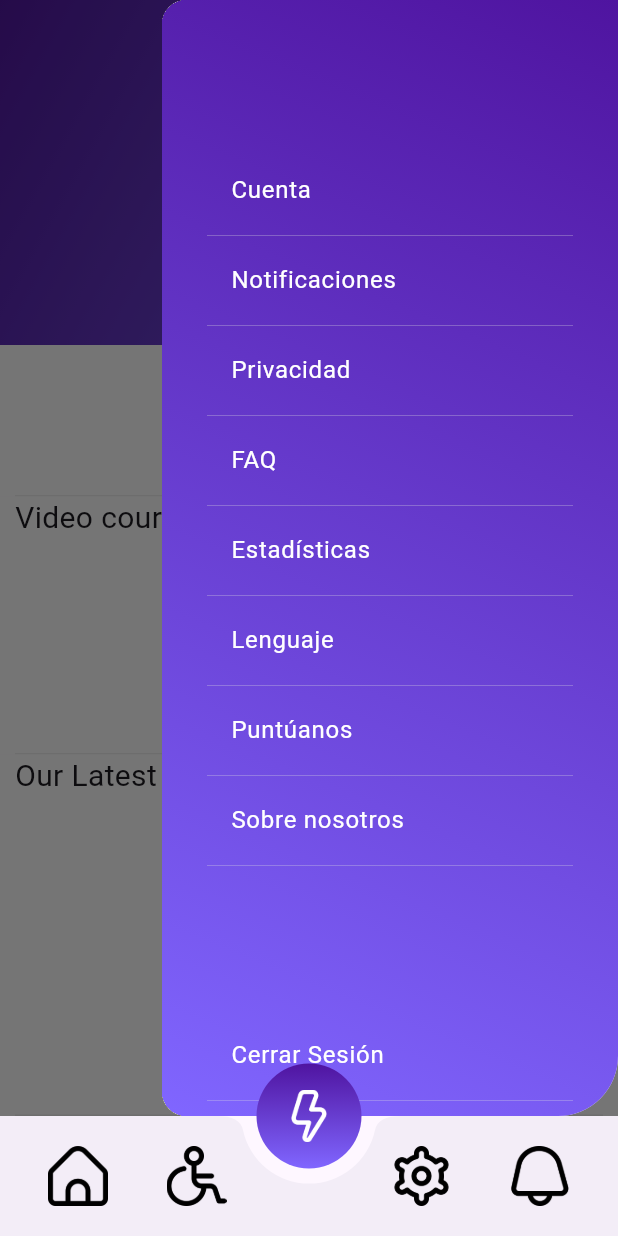
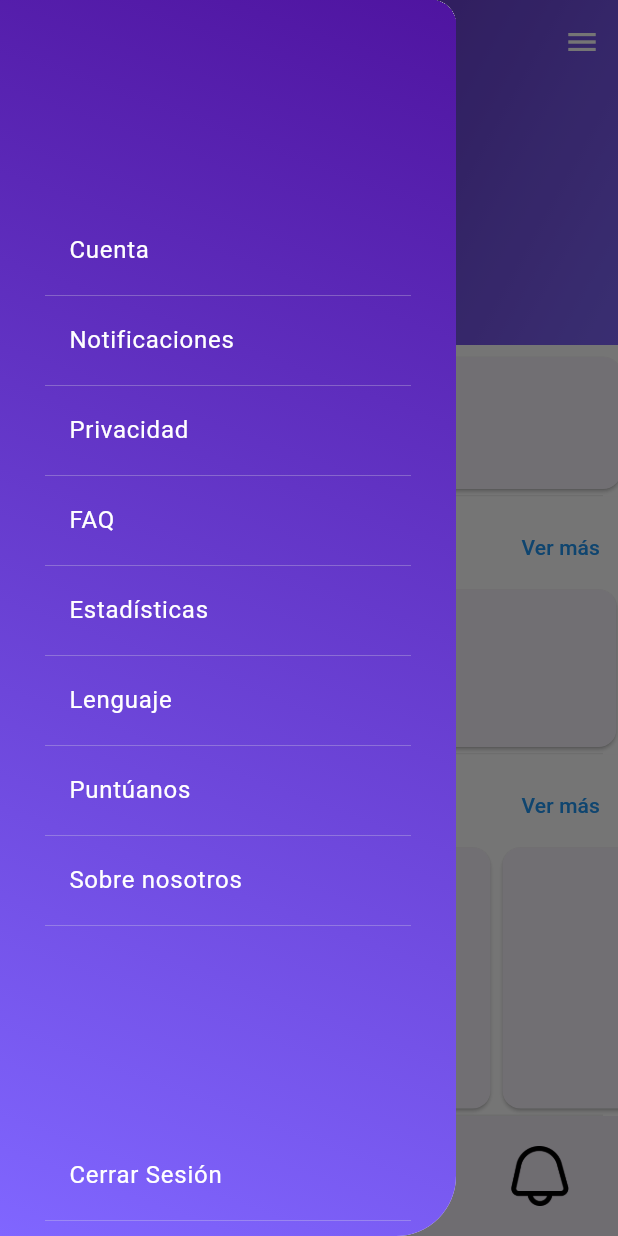
Before and after one commit to Japg01/Frontend-Alfa, a Flutter app: the screen it shows after launch, scrolled down 263 dp, after a tap on the "menu" icon, on a phone screen of 412 x 824 dp. Run offline on Flutter 3.47's test engine with Material 3 defaults, Android fonts, the phone set to English and light mode, and no system bars.

```diff
--- a/lib/presentation/homescreen.dart
+++ b/lib/presentation/homescreen.dart
@@ -9,10 +9,7 @@ class HomeScreen extends StatelessWidget {
 
   @override
   Widget build(BuildContext context) {
-    return Stack(
-      children: [
-        MiScaffold(
-          body: Scaffold(
+    return Scaffold(
       key: _scaffoldKey,
       appBar: PreferredSize(
         preferredSize: const Size.fromHeight(230),
@@ -57,11 +54,10 @@ class HomeScreen extends StatelessWidget {
               IconButton(
                 icon: const Icon(Icons.menu, color: Colors.white),
                 onPressed: () {
-                        if (_scaffoldKey.currentState?.isEndDrawerOpen ??
-                            false) {
-                          _scaffoldKey.currentState?.openEndDrawer();
+                  if (_scaffoldKey.currentState?.isDrawerOpen ?? false) {
+                    _scaffoldKey.currentState?.openDrawer();
                   } else {
-                          _scaffoldKey.currentState?.openEndDrawer();
+                    _scaffoldKey.currentState?.openDrawer();
                   }
                 },
               ),
@@ -69,6 +65,7 @@ class HomeScreen extends StatelessWidget {
           ),
         ),
       ),
+      body: MiScaffold(
         body: ListView(
           children: <Widget>[
             buildSection('Fit your body', 328, 104),
@@ -78,10 +75,8 @@ class HomeScreen extends StatelessWidget {
             buildSection('Our Latest blogs', 331, 241),
           ],
         ),
-            endDrawer: const SideBarMenu(),
       ),
-        ),
-      ],
+      drawer: const SideBarMenu(),
     );
   }
 }
@@ -93,10 +88,25 @@ Widget buildSection(String title, double width, double height) {
     color: Colors.white,
     child: Column(
       children: <Widget>[
-        Container(
-          alignment: Alignment.centerLeft,
-          padding: const EdgeInsets.only(left: 10),
-          child: Text(title, style: const TextStyle(fontSize: 20)),
+        Padding(
+          padding: const EdgeInsets.only(left: 10, top: 10),
+          child: Row(
+            mainAxisAlignment: MainAxisAlignment.spaceBetween,
+            children: <Widget>[
+              Text(
+                title,
+                style:
+                    const TextStyle(fontSize: 20, fontWeight: FontWeight.bold),
+              ),
+              TextButton(
+                onPressed: () {},
+                child: Text(
+                  'Ver más',
+                  style: TextStyle(color: Colors.blue),
+                ),
+              ),
+            ],
+          ),
         ),
         Expanded(
           child: ListView.builder(
@@ -106,7 +116,12 @@ Widget buildSection(String title, double width, double height) {
               return Container(
                 width: width,
                 color: Colors.white,
-                child: Center(child: Text(title)),
+                child: Card(
+                  child: Container(
+                    alignment: Alignment.center,
+                    child: Text('Item $index'),
+                  ),
+                ),
               );
             },
           ),
--- a/pubspec.yaml
+++ b/pubspec.yaml
@@ -65,6 +65,11 @@ flutter:
   - assets/icons/campana.png
   - assets/icons/silla.png
   - assets/icons/rayo.png
+  - assets/icons/ciclismo.png
+  - assets/icons/correr.png
+  - assets/icons/estirar.png
+  - assets/icons/meditacion.png
+  - assets/icons/nadador.png
 
   # An image asset can refer to one or more resolution-specific "variants", see
   # https://flutter.dev/assets-and-images/#resolution-aware
```
Also changed, not shown: assets/icons/ciclismo.png (added), assets/icons/correr.png (added), assets/icons/estirar.png (added), assets/icons/meditacion.png (added), assets/icons/nadador.png (added). Lines whose indentation alone changed are shown as unchanged.
